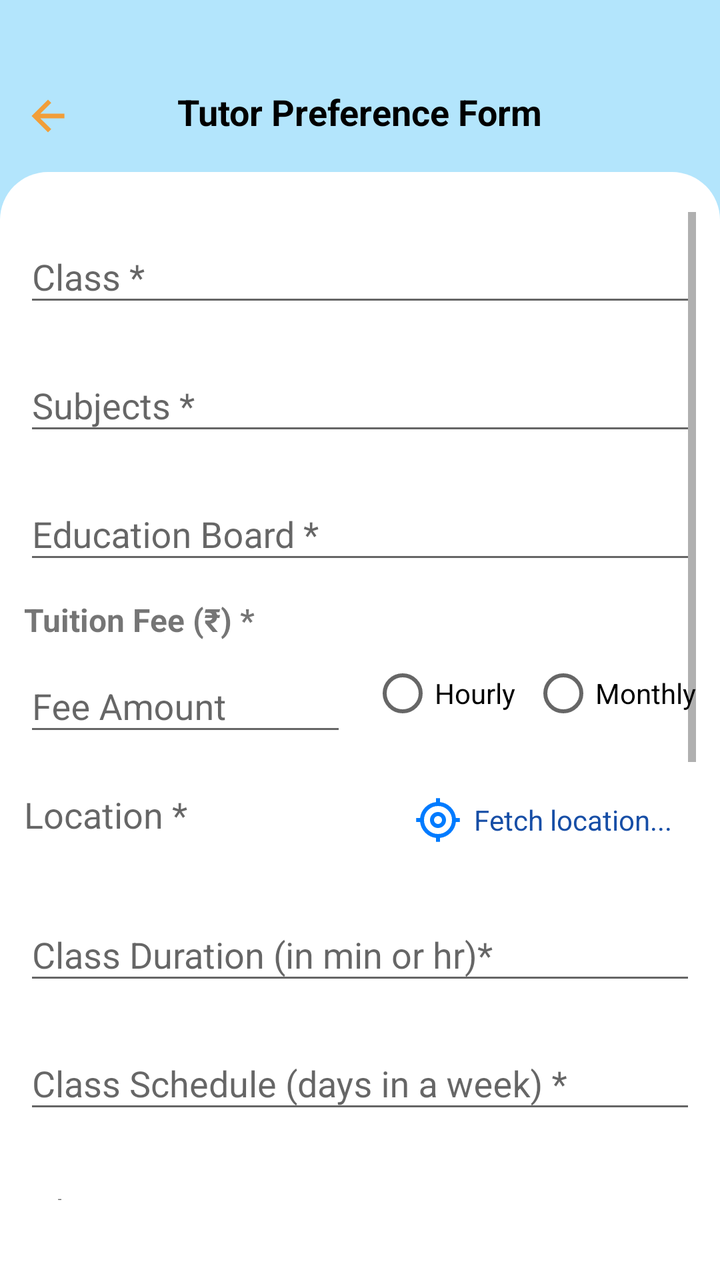
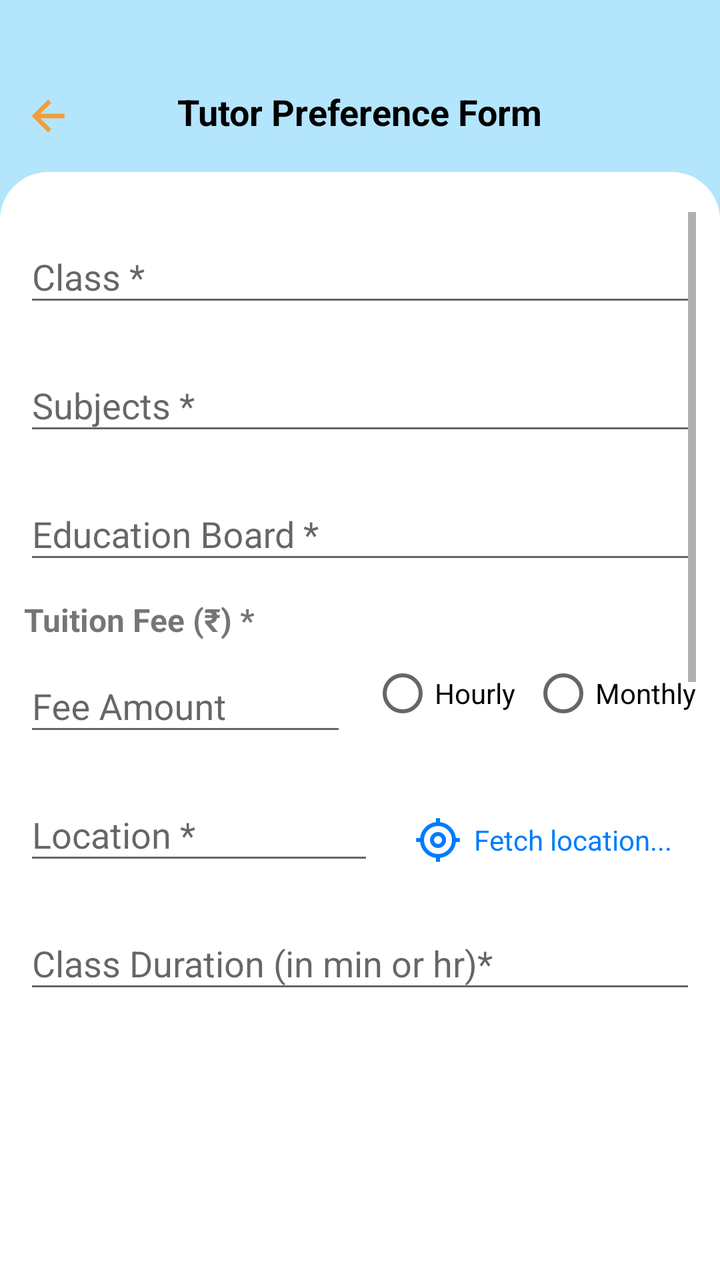

The first picture is an Android layout as it rendered before a commit; the second is the same layout after the commit. The layout source and the unified diff follow.
<!-- AndroidManifest.xml: application theme Theme.Seekshakcom -->
<!-- res/layout/activity_add_post.xml -->
<?xml version="1.0" encoding="utf-8"?>
<LinearLayout
    xmlns:android="http://schemas.android.com/apk/res/android"
    xmlns:app="http://schemas.android.com/apk/res-auto"
    android:id="@+id/rootLayout"
    android:layout_width="match_parent"
    android:layout_height="match_parent"
    android:orientation="vertical"
    android:background="#B3E5FC"
    android:paddingTop="16dp">

    <RelativeLayout
        android:layout_width="match_parent"
        android:layout_height="60dp"
        android:background="#B3E5FC"
        android:layout_marginTop="10dp"
        android:padding="12dp">

        <ImageView
            android:id="@+id/backArrow"
            android:layout_width="24dp"
            android:layout_height="24dp"
            android:layout_alignParentStart="true"
            android:src="@drawable/ic_back_arrow"
            android:layout_marginTop="8dp"
            android:contentDescription="Back" />

        <TextView
            android:id="@+id/headerTitle"
            android:layout_width="wrap_content"
            android:layout_height="wrap_content"
            android:text="Tutor Preference Form"
            android:textSize="18sp"
            android:textColor="#000000"
            android:layout_centerInParent="true"
            android:textStyle="bold" />
    </RelativeLayout>

    <ScrollView
        android:layout_width="match_parent"
        android:layout_height="0dp"
        android:layout_weight="1"
        android:paddingTop="20dp"
        android:paddingHorizontal="12dp"
        android:paddingBottom="40dp"
        android:background="@drawable/form_bg">

        <LinearLayout
            android:layout_width="match_parent"
            android:layout_height="wrap_content"
            android:paddingBottom="35dp"
            android:orientation="vertical">

            
            <com.google.android.material.textfield.TextInputLayout
                android:layout_width="match_parent"
                android:layout_height="wrap_content"
                android:hint="Class *"
                android:layout_marginBottom="12dp">

                <AutoCompleteTextView
                    android:id="@+id/classEditText"
                    android:layout_width="match_parent"
                    android:layout_height="wrap_content"
                    android:inputType="text"
                    android:imeOptions="actionNext"
                    android:maxLines="1"
                    android:completionThreshold="0" /> 
            </com.google.android.material.textfield.TextInputLayout>


            
            <com.google.android.material.textfield.TextInputLayout
                android:layout_width="match_parent"
                android:layout_height="wrap_content"
                android:hint="Subjects *"
                android:layout_marginBottom="12dp">

                <AutoCompleteTextView
                    android:id="@+id/subjectEditText"
                    android:layout_width="match_parent"
                    android:layout_height="wrap_content"
                    android:inputType="text"
                    android:imeOptions="actionNext"
                    android:maxLines="2"
                    android:completionThreshold="0" />
            </com.google.android.material.textfield.TextInputLayout>

            
            <com.google.android.material.textfield.TextInputLayout
                android:layout_width="match_parent"
                android:layout_height="wrap_content"
                android:hint="Education Board *"
                android:layout_marginBottom="12dp">

                <AutoCompleteTextView
                    android:id="@+id/edu_board"
                    android:layout_width="match_parent"
                    android:layout_height="wrap_content"
                    android:maxLines="1"
                    android:completionThreshold="0"
                    android:inputType="text"
                    android:imeOptions="actionNext" />

            </com.google.android.material.textfield.TextInputLayout>

            
            <TextView
                android:layout_width="wrap_content"
                android:layout_height="wrap_content"
                android:text="Tuition Fee (₹) *"
                android:textStyle="bold"
                android:textSize="16sp" />

            <LinearLayout
                android:layout_width="match_parent"
                android:layout_height="wrap_content"
                android:orientation="horizontal"
                android:gravity="center_vertical"
                android:layout_marginBottom="12dp">

                <com.google.android.material.textfield.TextInputLayout
                    android:layout_width="0dp"
                    android:layout_height="wrap_content"
                    android:layout_weight="1"
                    android:hint="Fee Amount">

                    <com.google.android.material.textfield.TextInputEditText
                        android:id="@+id/feeEditText"
                        android:layout_width="match_parent"
                        android:layout_height="wrap_content"
                        android:maxLines="1"
                        android:completionThreshold="0"
                        android:inputType="number"
                        android:imeOptions="actionNext" />
                </com.google.android.material.textfield.TextInputLayout>

                <RadioGroup
                    android:id="@+id/feeTypeRadioGroup"
                    android:layout_width="wrap_content"
                    android:layout_height="wrap_content"
                    android:orientation="horizontal"
                    android:layout_marginStart="12dp">

                    <RadioButton
                        android:id="@+id/radioHourly"
                        android:layout_width="wrap_content"
                        android:layout_height="wrap_content"
                        android:text="Hourly" />

                    <RadioButton
                        android:id="@+id/radioMonthly"
                        android:layout_width="wrap_content"
                        android:layout_height="wrap_content"
                        android:text="Monthly"
                        android:layout_marginStart="8dp" />
                </RadioGroup>
            </LinearLayout>
            <LinearLayout
                android:layout_width="match_parent"
                android:layout_height="wrap_content"
                android:orientation="horizontal"
                android:layout_marginBottom="12dp">

                <com.google.android.material.textfield.TextInputLayout
                    android:layout_width="0dp"
                    android:layout_height="wrap_content"
                    android:layout_weight="1"
                    android:hint="Location *">

                    <AutoCompleteTextView
                        android:id="@+id/locationEditText"
                        android:layout_width="match_parent"
                        android:layout_height="wrap_content"
                        android:inputType="none"
                        android:focusable="false"
                        android:clickable="false"
                        android:background="@null"
                        android:enabled="false" />
                </com.google.android.material.textfield.TextInputLayout>

                <TextView
                    android:id="@+id/fetchLocationButton"
                    android:layout_width="wrap_content"
                    android:layout_height="wrap_content"
                    android:layout_marginStart="8dp"
                    android:padding="12dp"
                    android:text="Fetch location..."
                    android:textColor="@color/darkest_blue"
                    android:textSize="14sp"
                    android:drawableStart="@drawable/ic_use_location"
                    android:drawablePadding="6dp"
                    android:backgroundTint="@color/teal_700"
                    android:background="?attr/selectableItemBackground"
                    android:gravity="center_vertical"
                    android:contentDescription="Fetch Location"
                    android:clickable="true"
                    android:focusable="true" />

            </LinearLayout>


            
            <com.google.android.material.textfield.TextInputLayout
                android:layout_width="match_parent"
                android:layout_height="wrap_content"
                android:hint="Class Duration (in min or hr)*"
                android:layout_marginBottom="12dp">

                <AutoCompleteTextView
                    android:id="@+id/durationEditText"
                    android:layout_width="match_parent"
                    android:layout_height="wrap_content"
                    android:maxLines="1"
                    android:imeOptions="actionNext"
                    android:completionThreshold="0"/>
            </com.google.android.material.textfield.TextInputLayout>


            
            <com.google.android.material.textfield.TextInputLayout
                android:layout_width="match_parent"
                android:layout_height="wrap_content"
                android:hint="Class Schedule (days in a week) *"
                android:layout_marginBottom="12dp">

                <AutoCompleteTextView
                    android:id="@+id/classScheduleEditText"
                    android:layout_width="match_parent"
                    android:layout_height="wrap_content"
                    android:maxLines="1"
                    android:inputType="textCapWords"
                    android:imeOptions="actionNext"
                    android:completionThreshold="0" />
            </com.google.android.material.textfield.TextInputLayout>

            
            <com.google.android.material.textfield.TextInputLayout
                android:layout_width="match_parent"
                android:layout_height="wrap_content"
                android:hint="Class Timing *"
                android:layout_marginBottom="12dp">

                <AutoCompleteTextView
                    android:id="@+id/classTimingEditText"
                    android:layout_width="match_parent"
                    android:layout_height="wrap_content"
                    android:maxLines="1"
                    android:imeOptions="actionNext"
                    android:completionThreshold="0"
                    android:inputType="text" />
            </com.google.android.material.textfield.TextInputLayout>



            
            <com.google.android.material.textfield.TextInputLayout
                android:layout_width="match_parent"
                android:layout_height="wrap_content"
                android:hint="Gender Preference *"
                android:layout_marginBottom="12dp">

                <AutoCompleteTextView
                    android:id="@+id/genderSpinner"
                    android:layout_width="match_parent"
                    android:layout_height="wrap_content"
                    android:maxLines="1"
                    android:inputType="text"
                    android:imeOptions="actionNext"
                    android:completionThreshold="0"/>
            </com.google.android.material.textfield.TextInputLayout>

            
            <com.google.android.material.textfield.TextInputLayout
                android:layout_width="match_parent"
                android:layout_height="wrap_content"
                android:hint="Demo Class Date ( if any )"
                android:layout_marginBottom="12dp"
                app:endIconMode="custom"
                app:endIconDrawable="@drawable/ic_calendar"
                app:endIconContentDescription="Select Date">

                <com.google.android.material.textfield.TextInputEditText
                    android:id="@+id/demoClassDateEditText"
                    android:layout_width="match_parent"
                    android:layout_height="wrap_content"
                    android:focusable="false"
                    android:imeOptions="actionNext"
                    android:clickable="true"
                    android:inputType="none"/>
            </com.google.android.material.textfield.TextInputLayout>


            
            <com.google.android.material.textfield.TextInputLayout
                android:layout_width="match_parent"
                android:layout_height="wrap_content"
                android:hint="Mode of Class *"
                android:layout_marginBottom="12dp">

                <AutoCompleteTextView
                    android:id="@+id/modeOfClassesSpinner"
                    android:layout_width="match_parent"
                    android:layout_height="wrap_content"
                    android:maxLines="1"
                    android:inputType="text"
                    android:imeOptions="actionNext"
                    android:completionThreshold="0"/>
            </com.google.android.material.textfield.TextInputLayout>

            
            <com.google.android.material.textfield.TextInputLayout
                android:layout_width="match_parent"
                android:layout_height="wrap_content"
                android:hint="Minimum Qualification *"
                android:layout_marginBottom="12dp">

                <AutoCompleteTextView
                    android:id="@+id/minQualificationEditText"
                    android:layout_width="match_parent"
                    android:layout_height="wrap_content"
                    android:inputType="text"
                    android:maxLines="1"
                    android:imeOptions="actionNext"
                    android:completionThreshold="0"/>
            </com.google.android.material.textfield.TextInputLayout>


            
            <com.google.android.material.textfield.TextInputLayout
                android:layout_width="match_parent"
                android:layout_height="wrap_content"
                android:hint="Special Requirements (if any)"
                android:layout_marginBottom="20dp">

                <com.google.android.material.textfield.MaterialAutoCompleteTextView
                    android:id="@+id/specialRequirementEditText"
                    android:layout_width="match_parent"
                    android:layout_height="wrap_content"
                    android:inputType="text"
                    android:maxLines="2"
                    android:imeOptions="actionDone"
                    android:completionThreshold="1"
                    android:dropDownHeight="200dp" />
            </com.google.android.material.textfield.TextInputLayout>




            
            <Button
                android:id="@+id/submitButton"
                android:layout_width="match_parent"
                android:layout_height="wrap_content"
                android:text="SUBMIT"
                android:backgroundTint="#0288D1"
                android:textColor="#FFFFFF"
                android:textStyle="bold"
                android:padding="12dp"
                android:textSize="16sp"
                android:layout_marginBottom="24dp" />

            
            <ProgressBar
                android:id="@+id/progressBar"
                android:layout_width="48dp"
                android:layout_height="48dp"
                android:layout_gravity="center"
                android:layout_marginTop="6dp"
                android:visibility="gone" />

        </LinearLayout>
    </ScrollView>
</LinearLayout>
<!-- resources referenced by this layout -->
<resources>
  <color name="darkest_blue">#174EA6</color>
  <color name="teal_700">#FF018786</color>
  <!-- drawable form_bg (drawable) -->
  <?xml version="1.0" encoding="utf-8"?>
  <shape xmlns:android="http://schemas.android.com/apk/res/android" android:shape="rectangle">
      <solid android:color="#FFFFFF" /> 
  
      <corners
          android:topLeftRadius="24dp"
          android:topRightRadius="24dp"
          android:bottomLeftRadius="0dp"
          android:bottomRightRadius="0dp" />
  </shape>
  <!-- drawable ic_back_arrow (drawable) -->
  <vector xmlns:android="http://schemas.android.com/apk/res/android"
      android:width="24dp"
      android:height="24dp"
      android:viewportWidth="960"
      android:viewportHeight="960">
    <path
        android:pathData="m326.15,525.5 l218.74,218.74L480,808.13 151.87,480 480,151.87l64.89,63.89L326.15,434.5h481.98v91L326.15,525.5Z"
        android:fillColor="#F19E39"/>
  </vector>
  <!-- drawable ic_calendar (drawable) -->
  <vector xmlns:android="http://schemas.android.com/apk/res/android"
      android:width="24dp"
      android:height="24dp"
      android:viewportWidth="960"
      android:viewportHeight="960">
    <path
        android:pathData="M202.87,888.13q-37.78,0 -64.39,-26.61t-26.61,-64.39v-554.26q0,-37.78 26.61,-64.39t64.39,-26.61L240,151.87v-80h85.5v80h309v-80L720,71.87v80h37.13q37.78,0 64.39,26.61t26.61,64.39v554.26q0,37.78 -26.61,64.39t-64.39,26.61L202.87,888.13ZM202.87,797.13h554.26L757.13,400L202.87,400v397.13ZM202.87,320h554.26v-77.13L202.87,242.87L202.87,320ZM202.87,320v-77.13L202.87,320ZM480,561.91q-17.81,0 -29.86,-12.05T438.09,520q0,-17.81 12.05,-29.86T480,478.09q17.81,0 29.86,12.05T521.91,520q0,17.81 -12.05,29.86T480,561.91ZM320,561.91q-17.81,0 -29.86,-12.05T278.09,520q0,-17.81 12.05,-29.86T320,478.09q17.81,0 29.86,12.05T361.91,520q0,17.81 -12.05,29.86T320,561.91ZM640,561.91q-17.48,0 -29.7,-12.05 -12.21,-12.05 -12.21,-29.86t12.21,-29.86q12.22,-12.05 29.82,-12.05t29.7,12.05q12.09,12.05 12.09,29.86t-12.05,29.86q-12.05,12.05 -29.86,12.05ZM480,721.91q-17.81,0 -29.86,-12.21 -12.05,-12.22 -12.05,-29.82t12.05,-29.7q12.05,-12.09 29.86,-12.09t29.86,12.05q12.05,12.05 12.05,29.86 0,17.48 -12.05,29.7 -12.05,12.21 -29.86,12.21ZM320,721.91q-17.81,0 -29.86,-12.21 -12.05,-12.22 -12.05,-29.82t12.05,-29.7q12.05,-12.09 29.86,-12.09t29.86,12.05q12.05,12.05 12.05,29.86 0,17.48 -12.05,29.7 -12.05,12.21 -29.86,12.21ZM640,721.91q-17.48,0 -29.7,-12.21 -12.21,-12.22 -12.21,-29.82t12.21,-29.7q12.22,-12.09 29.82,-12.09t29.7,12.05q12.09,12.05 12.09,29.86 0,17.48 -12.05,29.7 -12.05,12.21 -29.86,12.21Z"
        android:fillColor="#174EA6"/>
  </vector>
  <!-- drawable ic_use_location (drawable) -->
  <vector xmlns:android="http://schemas.android.com/apk/res/android"
      android:width="24dp"
      android:height="24dp"
      android:viewportWidth="960"
      android:viewportHeight="960">
    <path
        android:pathData="M440,918v-80q-125,-14 -214.5,-103.5T122,520L42,520v-80h80q14,-125 103.5,-214.5T440,122v-80h80v80q125,14 214.5,103.5T838,440h80v80h-80q-14,125 -103.5,214.5T520,838v80h-80ZM480,760q116,0 198,-82t82,-198q0,-116 -82,-198t-198,-82q-116,0 -198,82t-82,198q0,116 82,198t198,82ZM480,640q-66,0 -113,-47t-47,-113q0,-66 47,-113t113,-47q66,0 113,47t47,113q0,66 -47,113t-113,47ZM480,560q33,0 56.5,-23.5T560,480q0,-33 -23.5,-56.5T480,400q-33,0 -56.5,23.5T400,480q0,33 23.5,56.5T480,560ZM480,480Z"
        android:fillColor="#007BFF"/>
  </vector>
  <style name="Theme.Seekshakcom" parent="Theme.AppCompat.Light.NoActionBar">
          
          <item name="colorPrimary">@color/black</item>
          <item name="colorPrimaryDark">@color/purple_700</item>
          <item name="colorAccent">@color/teal_200</item>
      </style>
  <color name="black">#FF000000</color>
  <color name="purple_700">#FF3700B3</color>
  <color name="teal_200">#FF03DAC5</color>
</resources>

<!-- the commit's change to res/layout/activity_add_post.xml (unified diff, before → after) -->
@@ -42,7 +42,7 @@
         android:layout_weight="1"
         android:paddingTop="20dp"
         android:paddingHorizontal="12dp"
-        android:paddingBottom="40dp"
+        android:paddingBottom="110dp"
         android:background="@drawable/form_bg">
 
         <LinearLayout
@@ -175,8 +175,7 @@
                         android:inputType="none"
                         android:focusable="false"
                         android:clickable="false"
-                        android:background="@null"
-                        android:enabled="false" />
+                        android:enabled="true" />
                 </com.google.android.material.textfield.TextInputLayout>
 
                 <TextView
@@ -186,7 +185,7 @@
                     android:layout_marginStart="8dp"
                     android:padding="12dp"
                     android:text="Fetch location..."
-                    android:textColor="@color/darkest_blue"
+                    android:textColor="#007BFF"
                     android:textSize="14sp"
                     android:drawableStart="@drawable/ic_use_location"
                     android:drawablePadding="6dp"
@@ -270,6 +269,43 @@
                     android:completionThreshold="0"/>
             </com.google.android.material.textfield.TextInputLayout>
 
+
+
+
+            
+            <com.google.android.material.textfield.TextInputLayout
+                android:layout_width="match_parent"
+                android:layout_height="wrap_content"
+                android:hint="Mode of Class *"
+                android:layout_marginBottom="12dp">
+
+                <AutoCompleteTextView
+                    android:id="@+id/modeOfClassesSpinner"
+                    android:layout_width="match_parent"
+                    android:layout_height="wrap_content"
+                    android:maxLines="1"
+                    android:inputType="text"
+                    android:imeOptions="actionNext"
+                    android:completionThreshold="0"/>
+            </com.google.android.material.textfield.TextInputLayout>
+
+            
+            <com.google.android.material.textfield.TextInputLayout
+                android:layout_width="match_parent"
+                android:layout_height="wrap_content"
+                android:hint="Minimum Qualification *"
+                android:layout_marginBottom="12dp">
+
+                <AutoCompleteTextView
+                    android:id="@+id/minQualificationEditText"
+                    android:layout_width="match_parent"
+                    android:layout_height="wrap_content"
+                    android:inputType="text"
+                    android:maxLines="1"
+                    android:imeOptions="actionNext"
+                    android:completionThreshold="0"/>
+            </com.google.android.material.textfield.TextInputLayout>
+
             
             <com.google.android.material.textfield.TextInputLayout
                 android:layout_width="match_parent"
@@ -288,41 +324,6 @@
                     android:imeOptions="actionNext"
                     android:clickable="true"
                     android:inputType="none"/>
-            </com.google.android.material.textfield.TextInputLayout>
-
-
-            
-            <com.google.android.material.textfield.TextInputLayout
-                android:layout_width="match_parent"
-                android:layout_height="wrap_content"
-                android:hint="Mode of Class *"
-                android:layout_marginBottom="12dp">
-
-                <AutoCompleteTextView
-                    android:id="@+id/modeOfClassesSpinner"
-                    android:layout_width="match_parent"
-                    android:layout_height="wrap_content"
-                    android:maxLines="1"
-                    android:inputType="text"
-                    android:imeOptions="actionNext"
-                    android:completionThreshold="0"/>
-            </com.google.android.material.textfield.TextInputLayout>
-
-            
-            <com.google.android.material.textfield.TextInputLayout
-                android:layout_width="match_parent"
-                android:layout_height="wrap_content"
-                android:hint="Minimum Qualification *"
-                android:layout_marginBottom="12dp">
-
-                <AutoCompleteTextView
-                    android:id="@+id/minQualificationEditText"
-                    android:layout_width="match_parent"
-                    android:layout_height="wrap_content"
-                    android:inputType="text"
-                    android:maxLines="1"
-                    android:imeOptions="actionNext"
-                    android:completionThreshold="0"/>
             </com.google.android.material.textfield.TextInputLayout>
 
 
<!-- resource entries referenced after the edit -->
@@ -1,6 +1,5 @@
 <!-- resources referenced by this layout -->
 <resources>
-  <color name="darkest_blue">#174EA6</color>
   <color name="teal_700">#FF018786</color>
   <!-- drawable form_bg (drawable) -->
   <?xml version="1.0" encoding="utf-8"?>
